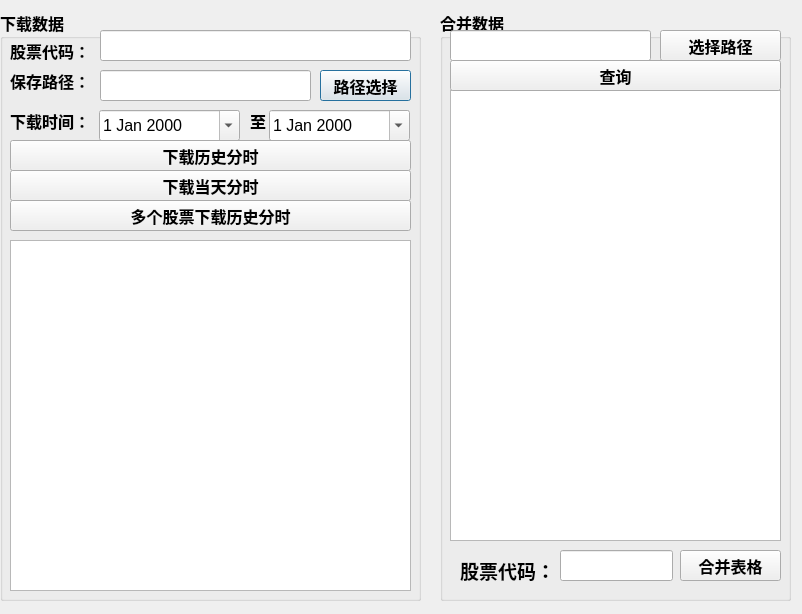
Old version of the form DevelopStock/tools/MinDataUi.ui in the repository smqhrb/Stock.
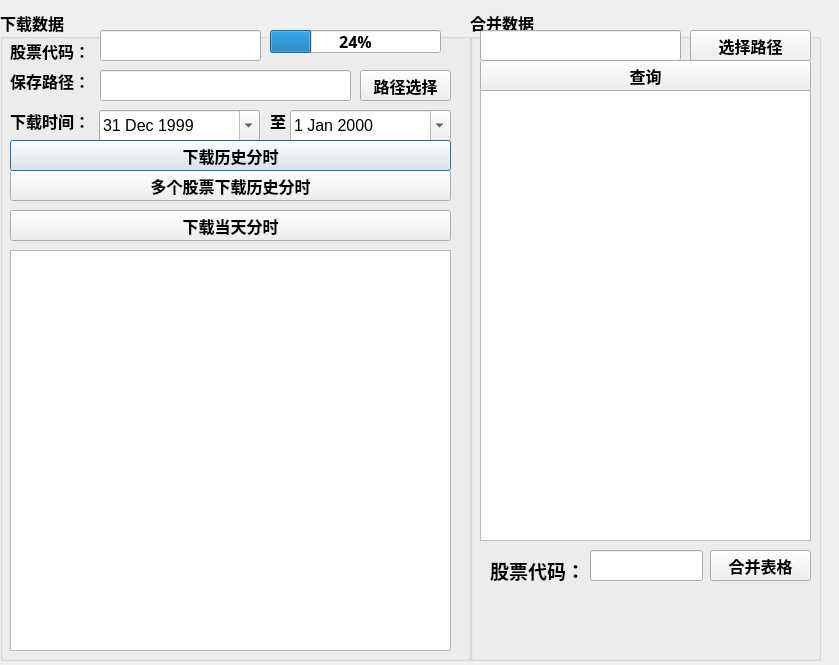
New version of the form.

Diff of the .ui file:
```diff
--- a/DevelopStock/tools/MinDataUi.ui
+++ b/DevelopStock/tools/MinDataUi.ui
@@ -6,8 +6,8 @@
    <rect>
     <x>0</x>
     <y>0</y>
-    <width>802</width>
-    <height>614</height>
+    <width>839</width>
+    <height>665</height>
    </rect>
   </property>
   <property name="windowTitle">
@@ -39,7 +39,7 @@
     <rect>
      <x>100</x>
      <y>30</y>
-     <width>311</width>
+     <width>161</width>
      <height>31</height>
     </rect>
    </property>
@@ -71,33 +71,12 @@
     <string>下载时间：</string>
    </property>
   </widget>
-  <widget class="QLabel" name="zhi">
-   <property name="geometry">
-    <rect>
-     <x>250</x>
-     <y>100</y>
-     <width>31</width>
-     <height>41</height>
-    </rect>
-   </property>
-   <property name="font">
-    <font>
-     <family>Aharoni</family>
-     <pointsize>12</pointsize>
-     <weight>75</weight>
-     <bold>true</bold>
-    </font>
-   </property>
-   <property name="text">
-    <string>至</string>
-   </property>
-  </widget>
   <widget class="QDateEdit" name="dateEdit">
    <property name="geometry">
     <rect>
      <x>99</x>
      <y>110</y>
-     <width>141</width>
+     <width>161</width>
      <height>31</height>
     </rect>
    </property>
@@ -112,6 +91,13 @@
    <property name="calendarPopup">
     <bool>true</bool>
    </property>
+   <property name="date">
+    <date>
+     <year>1999</year>
+     <month>12</month>
+     <day>31</day>
+    </date>
+   </property>
   </widget>
   <widget class="QLabel" name="bclj">
    <property name="geometry">
@@ -139,7 +125,7 @@
     <rect>
      <x>100</x>
      <y>70</y>
-     <width>211</width>
+     <width>251</width>
      <height>31</height>
     </rect>
    </property>
@@ -153,33 +139,12 @@
     <bool>true</bool>
    </property>
   </widget>
-  <widget class="QPushButton" name="ljxz">
-   <property name="geometry">
-    <rect>
-     <x>320</x>
-     <y>70</y>
-     <width>91</width>
-     <height>31</height>
-    </rect>
-   </property>
-   <property name="font">
-    <font>
-     <family>Aharoni</family>
-     <pointsize>12</pointsize>
-     <weight>75</weight>
-     <bold>true</bold>
-    </font>
-   </property>
-   <property name="text">
-    <string>路径选择</string>
-   </property>
-  </widget>
   <widget class="QPushButton" name="xzlsFs">
    <property name="geometry">
     <rect>
      <x>10</x>
      <y>140</y>
-     <width>401</width>
+     <width>441</width>
      <height>31</height>
     </rect>
    </property>
@@ -195,55 +160,13 @@
     <string>下载历史分时</string>
    </property>
   </widget>
-  <widget class="QPushButton" name="xzdtfs">
-   <property name="geometry">
-    <rect>
-     <x>10</x>
-     <y>170</y>
-     <width>401</width>
-     <height>31</height>
-    </rect>
-   </property>
-   <property name="font">
-    <font>
-     <family>Aharoni</family>
-     <pointsize>12</pointsize>
-     <weight>75</weight>
-     <bold>true</bold>
-    </font>
-   </property>
-   <property name="text">
-    <string>下载当天分时</string>
-   </property>
-  </widget>
-  <widget class="QPushButton" name="xzlsFs_2">
-   <property name="geometry">
-    <rect>
-     <x>10</x>
-     <y>200</y>
-     <width>401</width>
-     <height>31</height>
-    </rect>
-   </property>
-   <property name="font">
-    <font>
-     <family>Aharoni</family>
-     <pointsize>12</pointsize>
-     <weight>75</weight>
-     <bold>true</bold>
-    </font>
-   </property>
-   <property name="text">
-    <string>多个股票下载历史分时</string>
-   </property>
-  </widget>
   <widget class="QGroupBox" name="groupBox">
    <property name="geometry">
     <rect>
      <x>0</x>
      <y>10</y>
-     <width>421</width>
-     <height>591</height>
+     <width>471</width>
+     <height>651</height>
     </rect>
    </property>
    <property name="font">
@@ -261,18 +184,18 @@
     <property name="geometry">
      <rect>
       <x>10</x>
-      <y>230</y>
-      <width>401</width>
-      <height>351</height>
+      <y>240</y>
+      <width>441</width>
+      <height>401</height>
      </rect>
     </property>
    </widget>
    <widget class="QDateEdit" name="dateEdit_2">
     <property name="geometry">
      <rect>
-      <x>269</x>
+      <x>290</x>
       <y>100</y>
-      <width>141</width>
+      <width>161</width>
       <height>31</height>
      </rect>
     </property>
@@ -288,14 +211,111 @@
      <bool>true</bool>
     </property>
    </widget>
+   <widget class="QLabel" name="zhi">
+    <property name="geometry">
+     <rect>
+      <x>270</x>
+      <y>90</y>
+      <width>31</width>
+      <height>41</height>
+     </rect>
+    </property>
+    <property name="font">
+     <font>
+      <family>Aharoni</family>
+      <pointsize>12</pointsize>
+      <weight>75</weight>
+      <bold>true</bold>
+     </font>
+    </property>
+    <property name="text">
+     <string>至</string>
+    </property>
+   </widget>
+   <widget class="QPushButton" name="ljxz">
+    <property name="geometry">
+     <rect>
+      <x>360</x>
+      <y>60</y>
+      <width>91</width>
+      <height>31</height>
+     </rect>
+    </property>
+    <property name="font">
+     <font>
+      <family>Aharoni</family>
+      <pointsize>12</pointsize>
+      <weight>75</weight>
+      <bold>true</bold>
+     </font>
+    </property>
+    <property name="text">
+     <string>路径选择</string>
+    </property>
+   </widget>
+   <widget class="QPushButton" name="xzdtfs">
+    <property name="geometry">
+     <rect>
+      <x>10</x>
+      <y>200</y>
+      <width>441</width>
+      <height>31</height>
+     </rect>
+    </property>
+    <property name="font">
+     <font>
+      <family>Aharoni</family>
+      <pointsize>12</pointsize>
+      <weight>75</weight>
+      <bold>true</bold>
+     </font>
+    </property>
+    <property name="text">
+     <string>下载当天分时</string>
+    </property>
+   </widget>
+   <widget class="QPushButton" name="xzlsFs_2">
+    <property name="geometry">
+     <rect>
+      <x>10</x>
+      <y>160</y>
+      <width>441</width>
+      <height>31</height>
+     </rect>
+    </property>
+    <property name="font">
+     <font>
+      <family>Aharoni</family>
+      <pointsize>12</pointsize>
+      <weight>75</weight>
+      <bold>true</bold>
+     </font>
+    </property>
+    <property name="text">
+     <string>多个股票下载历史分时</string>
+    </property>
+   </widget>
+   <widget class="QProgressBar" name="progressBar">
+    <property name="geometry">
+     <rect>
+      <x>270</x>
+      <y>20</y>
+      <width>171</width>
+      <height>23</height>
+     </rect>
+    </property>
+    <property name="value">
+     <number>24</number>
+    </property>
+   </widget>
   </widget>
   <widget class="QGroupBox" name="groupBox_2">
    <property name="geometry">
     <rect>
-     <x>440</x>
+     <x>470</x>
      <y>10</y>
      <width>351</width>
-     <height>591</height>
+     <height>651</height>
     </rect>
    </property>
    <property name="font">
@@ -409,6 +429,19 @@
      <string>查询</string>
     </property>
    </widget>
+   <widget class="QLabel" name="label">
+    <property name="geometry">
+     <rect>
+      <x>10</x>
+      <y>580</y>
+      <width>331</width>
+      <height>41</height>
+     </rect>
+    </property>
+    <property name="text">
+     <string/>
+    </property>
+   </widget>
   </widget>
   <zorder>groupBox</zorder>
   <zorder>groupBox_2</zorder>
```
Left out of the diff: 4 changed lines with no effect on the pictures.
